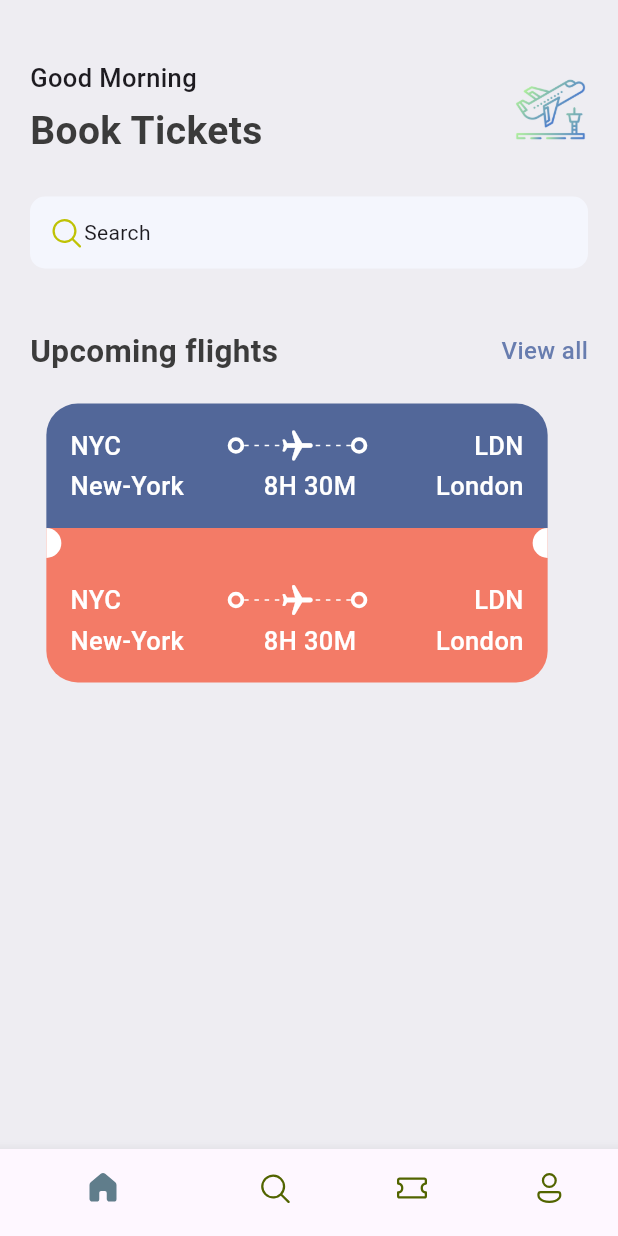
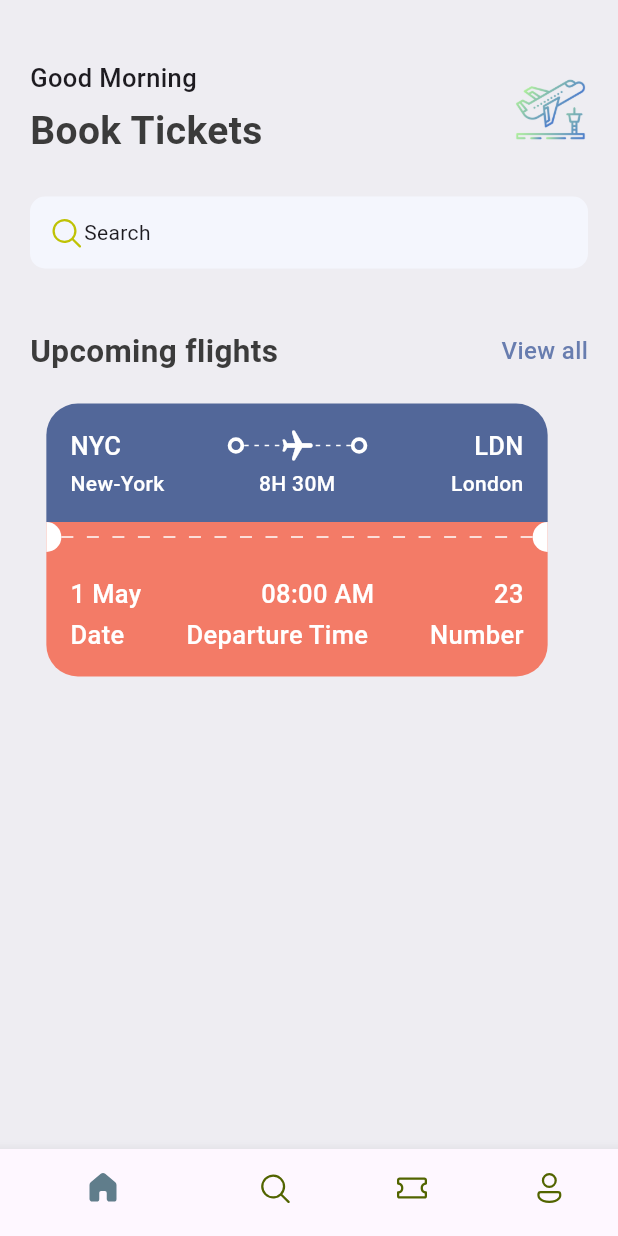
Before and after one commit to Isedin/flight_ticketing_app, a Flutter app: the screen it shows after launch, on a phone screen of 412 x 824 dp. Run offline on Flutter 3.47's test engine with Material 3 defaults, Android fonts, the phone set to English and light mode, and no system bars; our stand-ins replace fluentui_icons.

Commit message:
feat: add headlineStyle4 and update TicketView layout with new text styles

```diff
--- a/lib/base/res/styles/app_styles.dart
+++ b/lib/base/res/styles/app_styles.dart
@@ -31,4 +31,8 @@ class AppStyles {
     fontSize: 17,
     fontWeight: FontWeight.w500,
   );
+  static TextStyle headlineStyle4 = TextStyle(
+    fontSize: 14,
+    fontWeight: FontWeight.w500,
+  );
 }
--- a/lib/base/widgets/app_layout_builder_widget.dart
+++ b/lib/base/widgets/app_layout_builder_widget.dart
@@ -2,7 +2,12 @@ import 'package:flutter/material.dart';
 
 class AppLayoutBuilderWidget extends StatelessWidget {
   final int randomDevider;
-  const AppLayoutBuilderWidget({super.key, required this.randomDevider});
+  final double width;
+  const AppLayoutBuilderWidget({
+    super.key,
+    required this.randomDevider,
+    this.width = 3,
+  });
 
   @override
   Widget build(BuildContext context) {
@@ -15,7 +20,7 @@ class AppLayoutBuilderWidget extends StatelessWidget {
           children: List.generate(
             (constraints.constrainWidth() / randomDevider).floor(),
             (index) => SizedBox(
-              width: 3,
+              width: width,
               height: 1,
               child: DecoratedBox(
                 decoration: BoxDecoration(color: Colors.white),
--- a/lib/base/widgets/ticket_view.dart
+++ b/lib/base/widgets/ticket_view.dart
@@ -17,6 +17,7 @@ class TicketView extends StatelessWidget {
         margin: EdgeInsets.only(right: 16),
         child: Column(
           children: [
+            // blue part of the
             Container(
               padding: EdgeInsets.all(16),
               decoration: BoxDecoration(
@@ -72,25 +73,32 @@ class TicketView extends StatelessWidget {
                   // Show departure and arrival names wiht line
                   Row(
                     children: [
-                      Text(
-                        "New-York",
-                        style: AppStyles.headlineStyle3.copyWith(
-                          color: Colors.white,
+                      SizedBox(
+                        width: 100,
+                        child: Text(
+                          "New-York",
+                          style: AppStyles.headlineStyle4.copyWith(
+                            color: Colors.white,
+                          ),
                         ),
                       ),
                       Expanded(child: Container()),
                       Text(
                         "8H 30M",
-                        style: AppStyles.headlineStyle3.copyWith(
+                        style: AppStyles.headlineStyle4.copyWith(
                           color: Colors.white,
                         ),
                       ),
 
                       Expanded(child: Container()),
-                      Text(
-                        "London",
-                        style: AppStyles.headlineStyle3.copyWith(
-                          color: Colors.white,
+                      SizedBox(
+                        width: 100,
+                        child: Text(
+                          "London",
+                          textAlign: TextAlign.end,
+                          style: AppStyles.headlineStyle4.copyWith(
+                            color: Colors.white,
+                          ),
                         ),
                       ),
                     ],
@@ -98,17 +106,21 @@ class TicketView extends StatelessWidget {
                 ],
               ),
             ),
+            // circles and dots
             Container(
               height: 20,
               color: AppStyles.ticketOrange,
               child: Row(
                 children: [
                   BigCircle(isRight: false),
-                  Expanded(child: Container()),
+                  Expanded(
+                    child: AppLayoutBuilderWidget(randomDevider: 16, width: 8),
+                  ),
                   BigCircle(isRight: true),
                 ],
               ),
             ),
+            // orange part of the ticket
             Container(
               padding: EdgeInsets.all(16),
               decoration: BoxDecoration(
@@ -124,36 +136,22 @@ class TicketView extends StatelessWidget {
                   Row(
                     children: [
                       Text(
-                        "NYC",
+                        "1 May",
                         style: AppStyles.headlineStyle3.copyWith(
                           color: Colors.white,
                         ),
                       ),
                       Expanded(child: Container()),
-                      BigDot(),
-                      Expanded(
-                        child: Stack(
-                          children: [
-                            SizedBox(
-                              height: 24,
-                              child: AppLayoutBuilderWidget(randomDevider: 6),
-                            ),
-                            Center(
-                              child: Transform.rotate(
-                                angle: 1.57,
-                                child: Icon(
-                                  Icons.local_airport_rounded,
-                                  color: Colors.white,
-                                ),
-                              ),
-                            ),
-                          ],
+                      Text(
+                        "08:00 AM",
+                        style: AppStyles.headlineStyle3.copyWith(
+                          color: Colors.white,
                         ),
                       ),
-                      BigDot(),
+
                       Expanded(child: Container()),
                       Text(
-                        "LDN",
+                        "23",
                         style: AppStyles.headlineStyle3.copyWith(
                           color: Colors.white,
                         ),
@@ -165,14 +163,14 @@ class TicketView extends StatelessWidget {
                   Row(
                     children: [
                       Text(
-                        "New-York",
+                        "Date",
                         style: AppStyles.headlineStyle3.copyWith(
                           color: Colors.white,
                         ),
                       ),
                       Expanded(child: Container()),
                       Text(
-                        "8H 30M",
+                        "Departure Time",
                         style: AppStyles.headlineStyle3.copyWith(
                           color: Colors.white,
                         ),
@@ -180,7 +178,7 @@ class TicketView extends StatelessWidget {
 
                       Expanded(child: Container()),
                       Text(
-                        "London",
+                        "Number",
                         style: AppStyles.headlineStyle3.copyWith(
                           color: Colors.white,
                         ),
```
